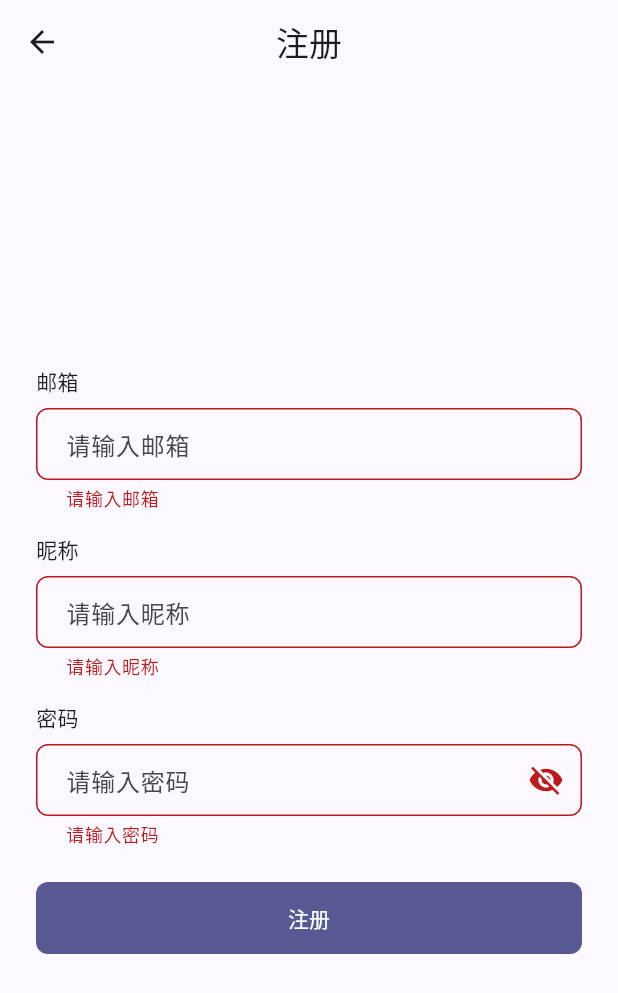
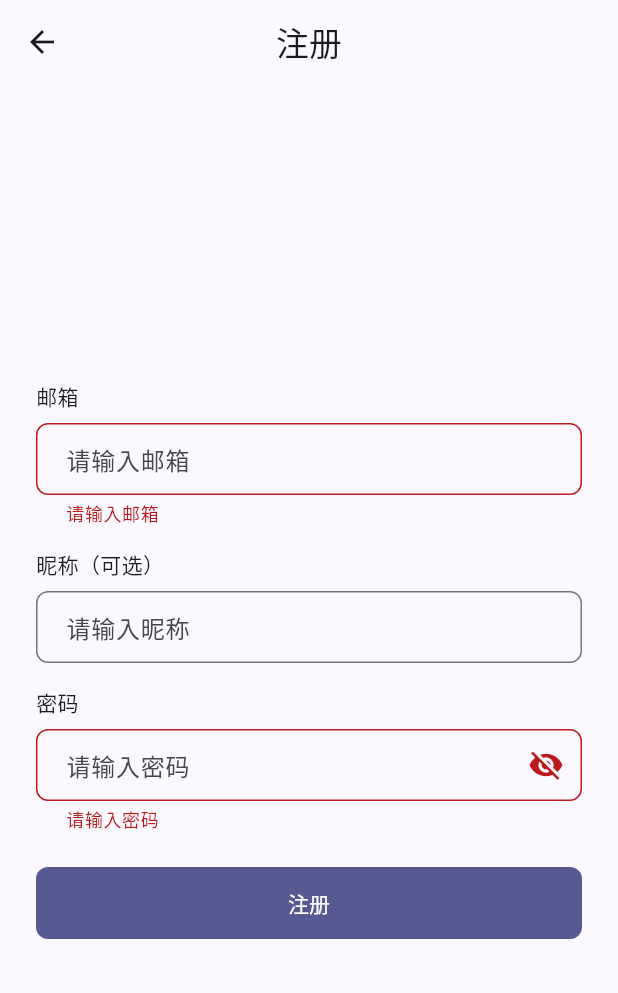
Before and after one commit to ZenXStudio/nian, a Flutter app: the RegisterPage screen opened by its route, after a tap on "注册", on a phone screen of 412 x 824 dp. Shown: the top 993 px of the screen. Run offline on Flutter 3.47's test engine with Material 3 defaults, Android fonts, the phone set to English and light mode, and no system bars; our stand-ins replace connectivity_plus, dartz, dio, equatable, flutter_bloc, flutter_cache_manager and 7 more; accounts and stored records are empty; project files that could hold a hidden picture were left out.

Commit message:
update
update

```diff
--- a/flutter_app/lib/config/api_constants.dart
+++ b/flutter_app/lib/config/api_constants.dart
@@ -17,14 +17,14 @@ class ApiConstants {
   static const String getRecommendedMethods = '/methods/recommendations';
 
   // 用户方法相关
-  static const String getUserMethods = '/user-methods';
-  static const String addUserMethod = '/user-methods';
-  static const String removeUserMethod = '/user-methods/:id';
+  static const String getUserMethods = '/user/methods';
+  static const String addUserMethod = '/user/methods';
+  static const String removeUserMethod = '/user/methods/:id';
 
   // 练习记录相关
-  static const String createPractice = '/practices';
-  static const String getPractices = '/practices';
-  static const String getPracticeStats = '/practices/stats';
+  static const String createPractice = '/user/practice';
+  static const String getPractices = '/user/practice';
+  static const String getPracticeStats = '/user/practice/stats';
 
   // 超时设置
   static const Duration connectionTimeout = Duration(seconds: 15);
--- a/flutter_app/lib/data/models/user_model.dart
+++ b/flutter_app/lib/data/models/user_model.dart
@@ -16,7 +16,7 @@ class UserModel extends User {
     return UserModel(
       id: json['id'] as int,
       email: json['email'] as String,
-      nickname: json['nickname'] as String,
+      nickname: (json['nickname'] as String?) ?? '',
       createdAt: DateTime.parse(json['createdAt'] as String),
     );
   }
--- a/flutter_app/lib/data/repositories/auth_repository_impl.dart
+++ b/flutter_app/lib/data/repositories/auth_repository_impl.dart
@@ -50,7 +50,7 @@ class AuthRepositoryImpl implements AuthRepository {
   Future<Either<Failure, User>> register({
     required String email,
     required String password,
-    required String nickname,
+    String? nickname,
   }) async {
     try {
       final result = await remoteDataSource.register(email, password, nickname);
--- a/flutter_app/lib/domain/repositories/auth_repository.dart
+++ b/flutter_app/lib/domain/repositories/auth_repository.dart
@@ -20,12 +20,12 @@ abstract class AuthRepository {
   ///
   /// [email] 用户邮箱
   /// [password] 用户密码
-  /// [nickname] 用户昵称
+  /// [nickname] 用户昵称（可选）
   /// 返回 [User] 或 [Failure]
   Future<Either<Failure, User>> register({
     required String email,
     required String password,
-    required String nickname,
+    String? nickname,
   });
 
   /// 获取当前用户信息
--- a/flutter_app/lib/presentation/auth/bloc/auth_event.dart
+++ b/flutter_app/lib/presentation/auth/bloc/auth_event.dart
@@ -31,12 +31,12 @@ class LoginRequested extends AuthEvent {
 class RegisterRequested extends AuthEvent {
   final String email;
   final String password;
-  final String nickname;
+  final String? nickname;
 
   const RegisterRequested({
     required this.email,
     required this.password,
-    required this.nickname,
+    this.nickname,
   });
 
   @override
--- a/flutter_app/lib/presentation/auth/pages/register_page.dart
+++ b/flutter_app/lib/presentation/auth/pages/register_page.dart
@@ -34,7 +34,7 @@ class _RegisterPageState extends State<RegisterPage> {
             RegisterRequested(
               email: _emailController.text.trim(),
               password: _passwordController.text,
-              nickname: _nicknameController.text.trim(),
+              nickname: _nicknameController.text.trim().isEmpty ? null : _nicknameController.text.trim(),
             ),
           );
     }
@@ -86,14 +86,13 @@ class _RegisterPageState extends State<RegisterPage> {
                     const SizedBox(height: 16),
                     AppTextField(
                       controller: _nicknameController,
-                      labelText: '昵称',
+                      labelText: '昵称（可选）',
                       hintText: '请输入昵称',
                       validator: (value) {
-                        if (value == null || value.isEmpty) {
-                          return '请输入昵称';
-                        }
-                        if (value.length < 2) {
-                          return '昵称至少2位';
+                        if (value != null && value.isNotEmpty) {
+                          if (value.length < 2) {
+                            return '昵称至少2位';
+                          }
                         }
                         return null;
                       },
```
Also changed, not shown: flutter_app/lib/data/datasources/remote/auth_remote_data_source.dart (+10 -6 lines), flutter_app/lib/presentation/auth/pages/splash_page.dart (+23 -14 lines), 2 other files.
